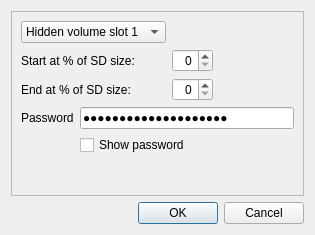
Old version of the form stick20hiddenvolumedialog.ui in the repository Nitrokey/nitrokey-app.
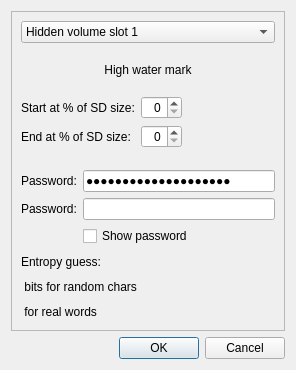
New version of the form. Icons and pictures are not drawn.

```diff
--- a/stick20hiddenvolumedialog.ui
+++ b/stick20hiddenvolumedialog.ui
@@ -6,8 +6,8 @@
    <rect>
     <x>0</x>
     <y>0</y>
-    <width>315</width>
-    <height>235</height>
+    <width>296</width>
+    <height>370</height>
    </rect>
   </property>
   <property name="sizePolicy">
@@ -23,7 +23,7 @@
    <iconset resource="resources.qrc">
     <normaloff>:/images/CS_icon.png</normaloff>:/images/CS_icon.png</iconset>
   </property>
-  <layout class="QVBoxLayout" name="verticalLayout_2">
+  <layout class="QVBoxLayout" name="verticalLayout_4">
    <item>
     <widget class="QFrame" name="frame">
      <property name="sizePolicy">
@@ -38,10 +38,10 @@
      <property name="frameShadow">
       <enum>QFrame::Raised</enum>
      </property>
-     <layout class="QVBoxLayout" name="verticalLayout">
+     <layout class="QVBoxLayout" name="verticalLayout_2">
       <item>
-       <layout class="QFormLayout" name="formLayout">
-        <item row="0" column="0">
+       <layout class="QVBoxLayout" name="verticalLayout_3">
+        <item>
          <widget class="QComboBox" name="comboBox">
           <item>
            <property name="text">
@@ -65,6 +65,23 @@
           </item>
          </widget>
         </item>
+        <item>
+         <widget class="QLabel" name="HVSdCardHighWaterMark">
+          <property name="text">
+           <string>High water mark</string>
+          </property>
+          <property name="alignment">
+           <set>Qt::AlignCenter</set>
+          </property>
+         </widget>
+        </item>
+       </layout>
+      </item>
+      <item>
+       <layout class="QFormLayout" name="formLayout">
+        <property name="fieldGrowthPolicy">
+         <enum>QFormLayout::AllNonFixedFieldsGrow</enum>
+        </property>
         <item row="1" column="0">
          <widget class="QLabel" name="label_2">
           <property name="text">
@@ -72,13 +89,6 @@
           </property>
          </widget>
         </item>
-        <item row="2" column="0">
-         <widget class="QLabel" name="label_3">
-          <property name="text">
-           <string>End at % of SD size:</string>
-          </property>
-         </widget>
-        </item>
         <item row="1" column="1">
          <layout class="QHBoxLayout" name="horizontalLayout_2">
           <item>
@@ -103,6 +113,13 @@
           </item>
          </layout>
         </item>
+        <item row="2" column="0">
+         <widget class="QLabel" name="label_3">
+          <property name="text">
+           <string>End at % of SD size:</string>
+          </property>
+         </widget>
+        </item>
         <item row="2" column="1">
          <layout class="QHBoxLayout" name="horizontalLayout_3">
           <item>
@@ -134,7 +151,7 @@
         <item row="0" column="0">
          <widget class="QLabel" name="label">
           <property name="text">
-           <string>Password</string>
+           <string>Password:</string>
           </property>
          </widget>
         </item>
@@ -148,13 +165,55 @@
           </property>
          </widget>
         </item>
-        <item row="1" column="1">
+        <item row="2" column="1">
          <widget class="QCheckBox" name="ShowPasswordCheckBox">
           <property name="text">
            <string>Show password</string>
           </property>
          </widget>
         </item>
+        <item row="1" column="1">
+         <widget class="QLineEdit" name="HVPasswordEdit_2">
+          <property name="focusPolicy">
+           <enum>Qt::TabFocus</enum>
+          </property>
+          <property name="echoMode">
+           <enum>QLineEdit::Password</enum>
+          </property>
+         </widget>
+        </item>
+        <item row="1" column="0">
+         <widget class="QLabel" name="label_4">
+          <property name="text">
+           <string>Password:</string>
+          </property>
+         </widget>
+        </item>
+       </layout>
+      </item>
+      <item>
+       <layout class="QVBoxLayout" name="verticalLayout">
+        <item>
+         <widget class="QLabel" name="HVEntropieLabel">
+          <property name="text">
+           <string>Entropy guess:</string>
+          </property>
+         </widget>
+        </item>
+        <item>
+         <widget class="QLabel" name="HVEntropieRandChars">
+          <property name="text">
+           <string> bits for random chars</string>
+          </property>
+         </widget>
+        </item>
+        <item>
+         <widget class="QLabel" name="HVEntropieRealWords">
+          <property name="text">
+           <string> for real words</string>
+          </property>
+         </widget>
+        </item>
        </layout>
       </item>
      </layout>
```
Left out of the diff: 2 changed lines with no effect on the pictures.
